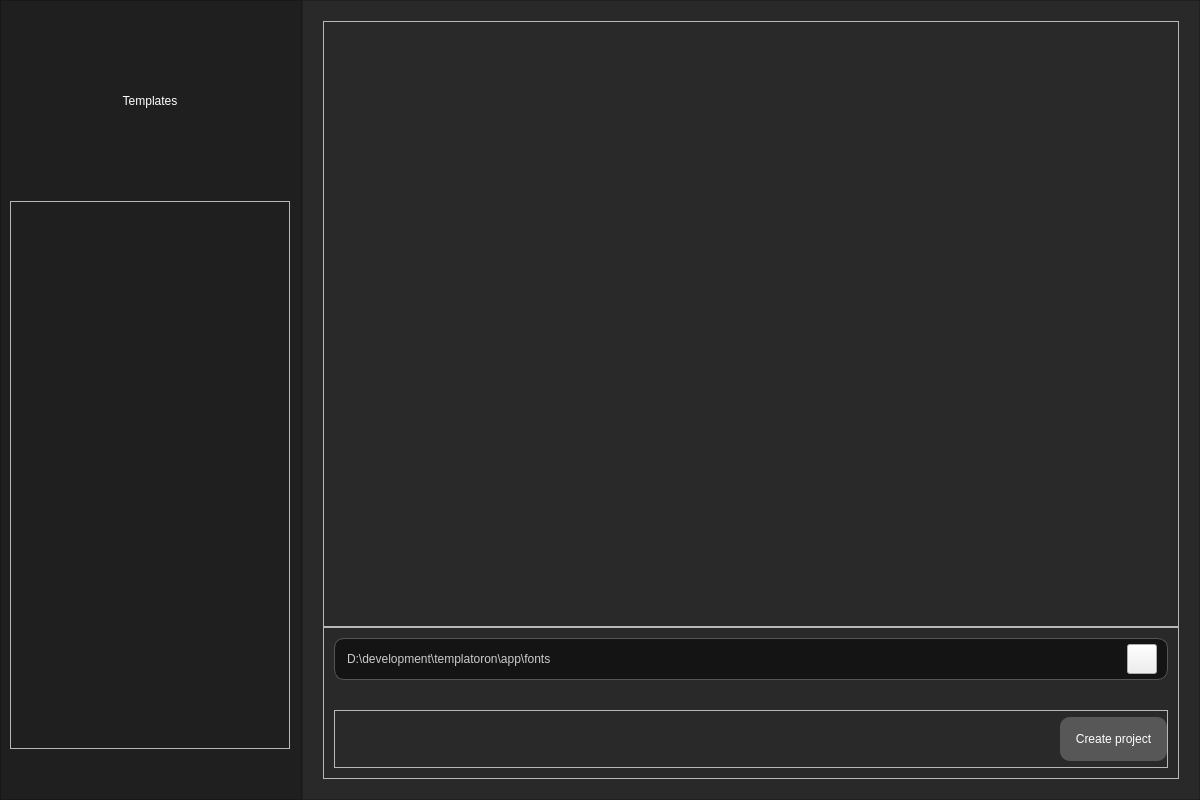
Above: app/design/main_window.ui from KrazyManJ/templatoron before the change. Below: the same form after it.
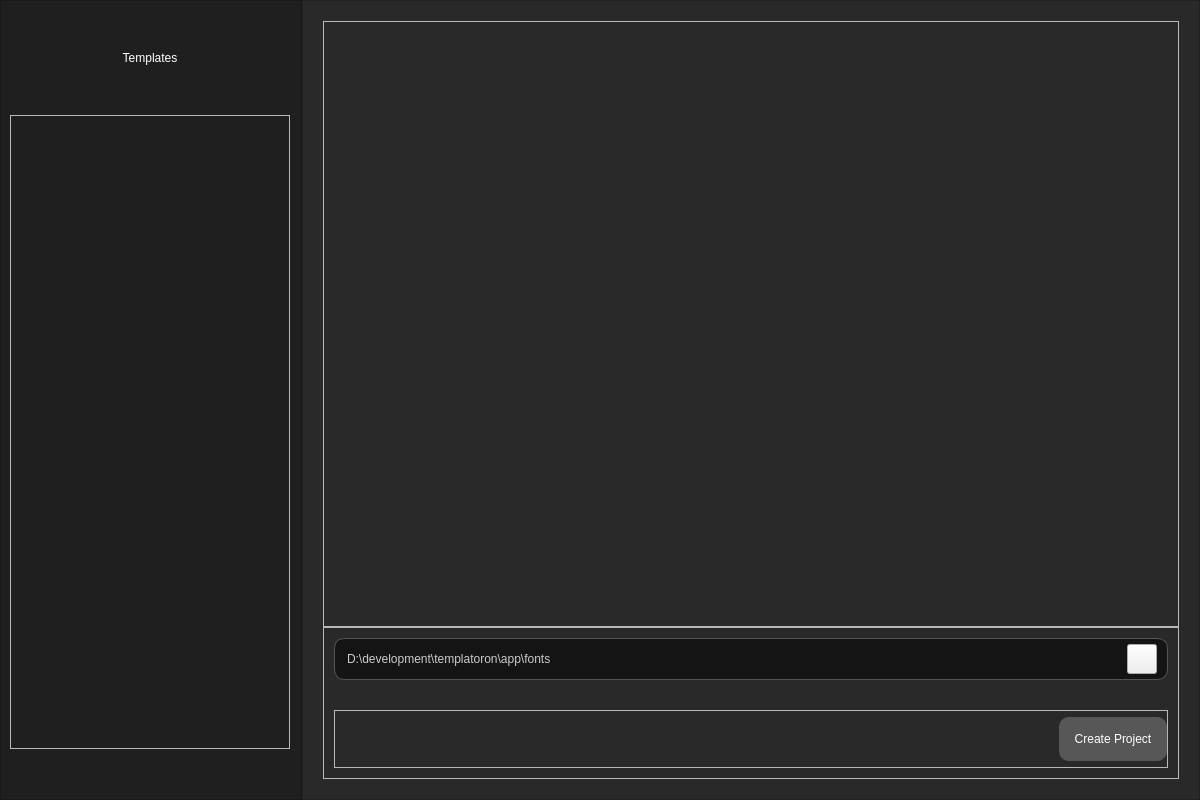
That is the form after the change. Icons and pictures are not drawn.

Commit message: Added side list view of all templatoron files, added icon to templatoron schema, created TemplateItem object to hold templatoron file inside list view

Diff of the .ui file:
```diff
--- a/app/design/main_window.ui
+++ b/app/design/main_window.ui
@@ -57,10 +57,49 @@
 	border-radius: 10px;
 	color: white;
 }
-
-#VSCodeCheck {
+#TemplateListView{
+	background: transparent;
 	color: white;
-	font: 10pt &quot;Inter&quot;;
+	font: 12pt &quot;Inter&quot;;
+	outline: 0;
+}
+#TemplateListView::item {
+	padding: 2px;
+	border-radius: 5px;
+	color: white;
+	margin-right: 10px;
+}
+#TemplateListView::item:selected {
+	background: #222;
+	border : 1px solid #666;
+	color: white;
+}
+QScrollBar:vertical{
+	width: 20px;
+	right: 20px;
+	margin: 10px 10px 45px 0;
+	background: #151515;
+	border-radius: 5px;
+}
+QScrollBar::handle:vertical {
+	background: #505050;
+	border-radius: 5px;
+}
+QScrollBar::handle:vertical:hover {
+	background: #5A5A5A;
+}
+QScrollBar::handle:vertical:pressed {
+	background: #6A6A6A;
+}
+QScrollBar::add-line:vertical, QScrollBar::sub-line:vertical
+{
+      border: none;
+      background: none;
+      color: none;
+}
+QScrollBar::add-page:vertical, QScrollBar::sub-page:vertical
+{
+	background: #151515;
 }</string>
   </property>
   <layout class="QHBoxLayout" name="horizontalLayout">
@@ -130,6 +169,30 @@
         <property name="frameShadow">
          <enum>QFrame::Raised</enum>
         </property>
+        <layout class="QVBoxLayout" name="verticalLayout_4">
+         <property name="leftMargin">
+          <number>11</number>
+         </property>
+         <property name="rightMargin">
+          <number>0</number>
+         </property>
+         <item>
+          <widget class="QListWidget" name="TemplateListView">
+           <property name="frameShadow">
+            <enum>QFrame::Raised</enum>
+           </property>
+           <property name="verticalScrollBarPolicy">
+            <enum>Qt::ScrollBarAsNeeded</enum>
+           </property>
+           <property name="horizontalScrollBarPolicy">
+            <enum>Qt::ScrollBarAlwaysOff</enum>
+           </property>
+           <property name="selectionBehavior">
+            <enum>QAbstractItemView::SelectItems</enum>
+           </property>
+          </widget>
+         </item>
+        </layout>
        </widget>
       </item>
      </layout>
@@ -292,7 +355,7 @@
                <cursorShape>PointingHandCursor</cursorShape>
               </property>
               <property name="text">
-               <string>Create project</string>
+               <string>Create Project</string>
               </property>
              </widget>
             </item>
```
The commit also changes 5 other files.
